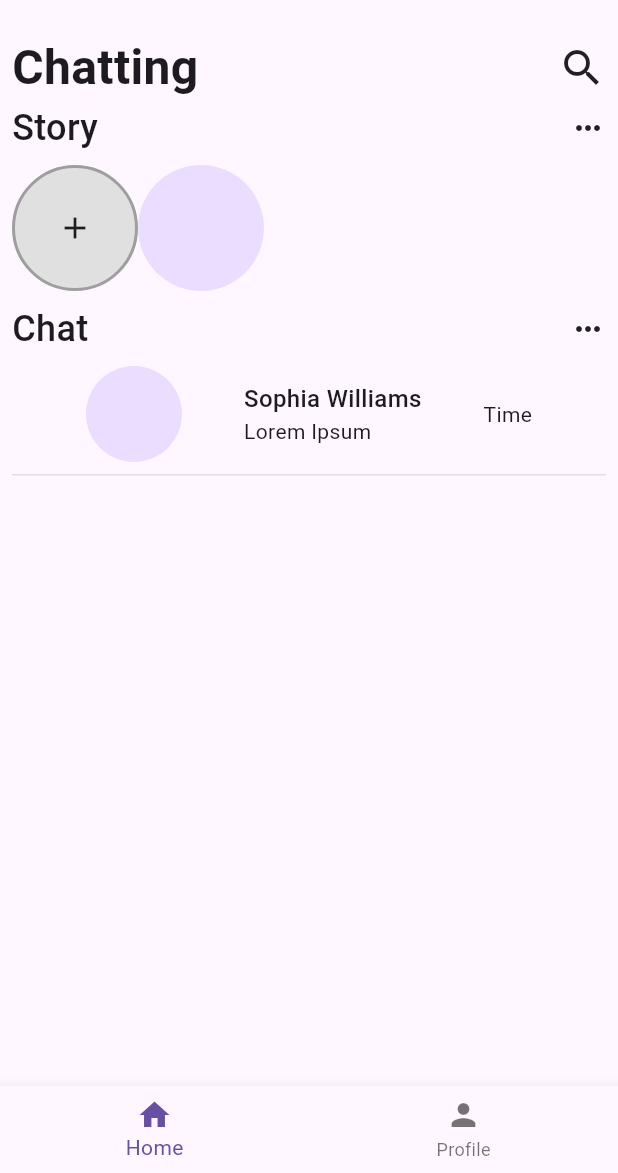
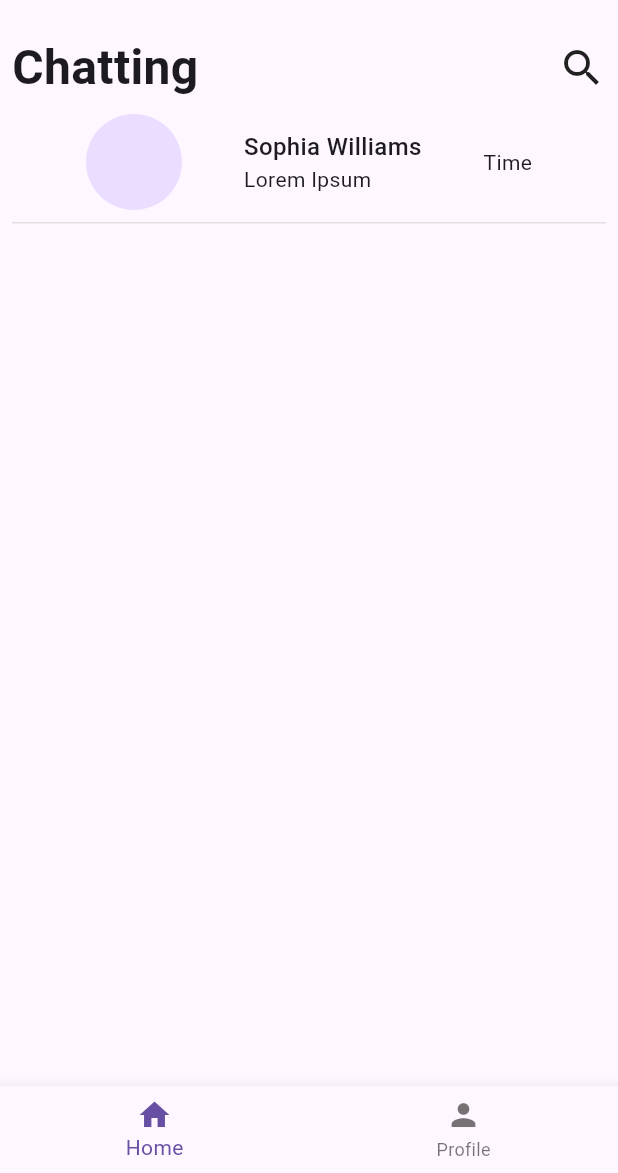
Before and after one commit to Parth-11/Connectify-App, a Flutter app: the screen it shows after launch, on a phone screen of 412 x 824 dp, the part 63-1236 px from its top. Run offline on Flutter 3.47's test engine with Material 3 defaults, Android fonts, the phone set to English and light mode, and no system bars.

Commit message:
removed unnecessary features

```diff
--- a/lib/pages/message_page.dart
+++ b/lib/pages/message_page.dart
@@ -26,54 +26,18 @@ class _MessagePageState extends State<MessagePage> {
                 GestureDetector(child: Icon(Icons.search, size: 32)),
               ],
             ),
-            Row(
-              children: [
-                Text(
-                  'Story',
-                  style: TextStyle(fontSize: 24, fontWeight: FontWeight.w500),
-                ),
-                Spacer(),
-                GestureDetector(child: Icon(Icons.more_horiz, size: 24)),
-              ],
-            ),
             SizedBox(
               height: 100,
               child: ListView(
-                scrollDirection: Axis.horizontal,
                 children: [
-                  GestureDetector(
-                    onTap: () {},
-                    child: Container(
-                      height: 84,
-                      width: 84,
-                      decoration: ShapeDecoration(
-                        color: Colors.grey.shade300,
-                        shape: CircleBorder(
-                          side: BorderSide(
-                            color: Colors.grey.shade500,
-                            width: 2,
-                            style: BorderStyle.solid,
-                          ),
-                        ),
-                      ),
-                      child: Icon(Icons.add),
-                    ),
+                  ChatCard(
+                    name: "",
+                    lastSent: DateTime.now(),
+                    latestMessage: "",
                   ),
-                  CircleAvatar(radius: 42),
                 ],
               ),
             ),
-            Row(
-              children: [
-                Text(
-                  'Chat',
-                  style: TextStyle(fontSize: 24, fontWeight: FontWeight.w500),
-                ),
-                Spacer(),
-                GestureDetector(child: Icon(Icons.more_horiz, size: 24)),
-              ],
-            ),
-            SizedBox(height: 100, child: ListView(children: [ChatCard()])),
           ],
         ),
       ),
--- a/lib/widgets/chat_card.dart
+++ b/lib/widgets/chat_card.dart
@@ -1,7 +1,15 @@
 import 'package:flutter/material.dart';
 
 class ChatCard extends StatelessWidget {
-  const ChatCard({super.key});
+  ChatCard({
+    super.key,
+    required this.name,
+    required this.lastSent,
+    required this.latestMessage,
+  });
+  String name;
+  String latestMessage;
+  DateTime lastSent;
 
   @override
   Widget build(BuildContext context) {
```
